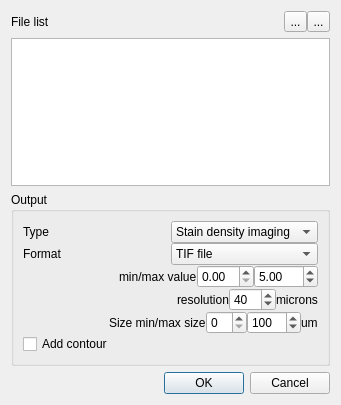
First picture: the form in gen_dialog.ui, repository frankyeh/WSRecognizer, before the edit.
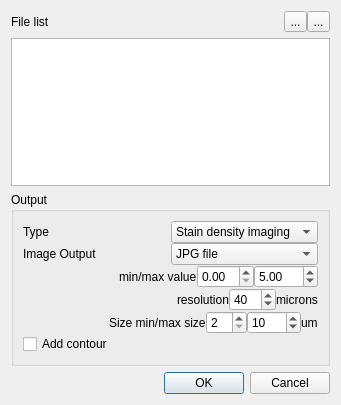
Second picture: the form after the edit. Icons and pictures are not drawn.

Commit message: con't

Patch:
```diff
--- a/gen_dialog.ui
+++ b/gen_dialog.ui
@@ -110,7 +110,7 @@
         <item>
          <widget class="QLabel" name="label">
           <property name="text">
-           <string>Format</string>
+           <string>Image Output</string>
           </property>
          </widget>
         </item>
@@ -118,7 +118,7 @@
          <widget class="QComboBox" name="format">
           <item>
            <property name="text">
-            <string>TIF file</string>
+            <string>JPG file</string>
            </property>
           </item>
           <item>
@@ -271,6 +271,9 @@
         </item>
         <item>
          <widget class="QSpinBox" name="min_size">
+          <property name="minimum">
+           <number>2</number>
+          </property>
           <property name="maximum">
            <number>50</number>
           </property>
@@ -288,7 +291,7 @@
            <number>5</number>
           </property>
           <property name="value">
-           <number>100</number>
+           <number>10</number>
           </property>
          </widget>
         </item>
```
